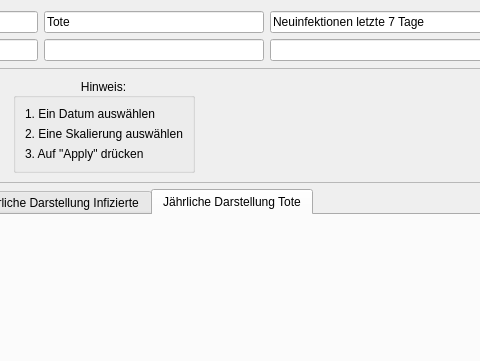
Above: src/ungarn.ui from JosephBisso/Starlink before the change; both pictures show x 419 to 899 and y 0 to 361 of the 1000 by 700 pixel window. Below: the same form after it.
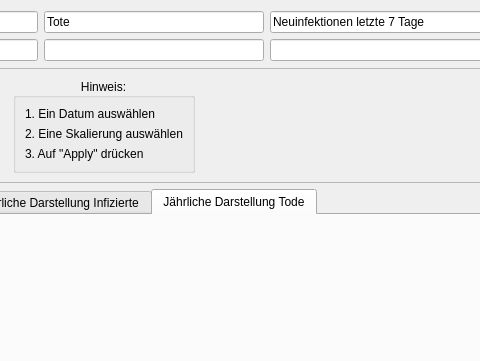
That is the form after the change. The open tabs and pages were chosen to show the change.

Diff of the .ui file:
```diff
--- a/src/ungarn.ui
+++ b/src/ungarn.ui
@@ -299,7 +299,7 @@
        </widget>
        <widget class="QWidget" name="tab_3">
         <attribute name="title">
-         <string>Jährliche Darstellung Tote</string>
+         <string>Jährliche Darstellung Tode</string>
         </attribute>
         <layout class="QVBoxLayout" name="verticalLayout_8">
          <item>
```
Left out of the diff: 2 changed lines with no effect on the pictures.
